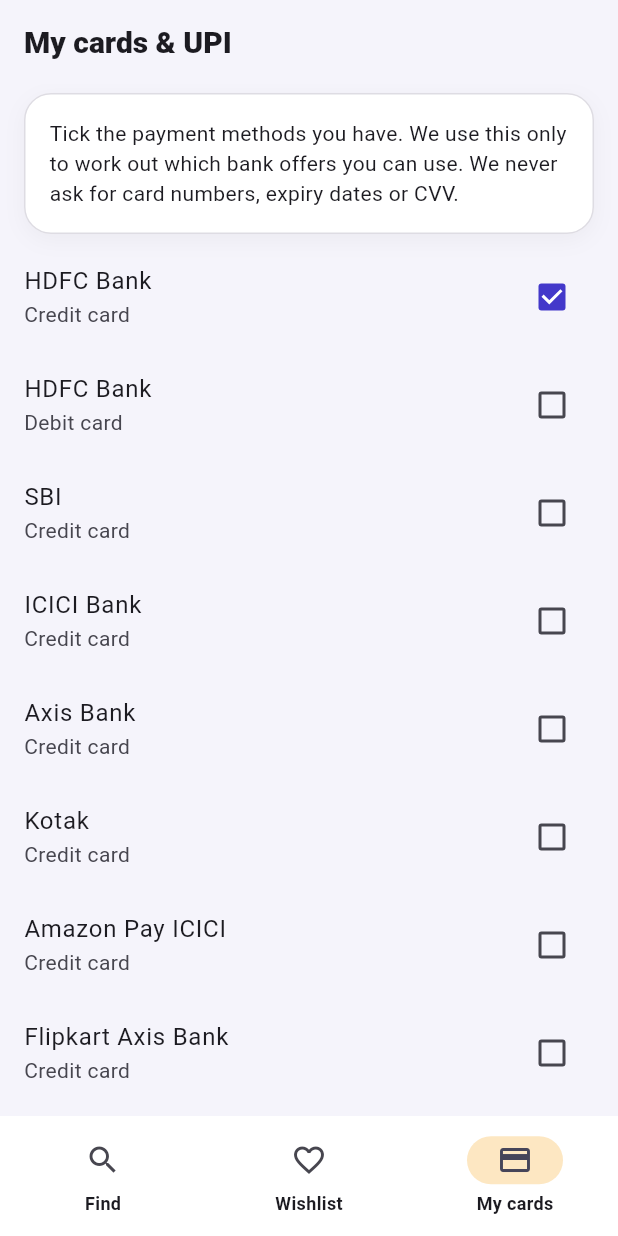
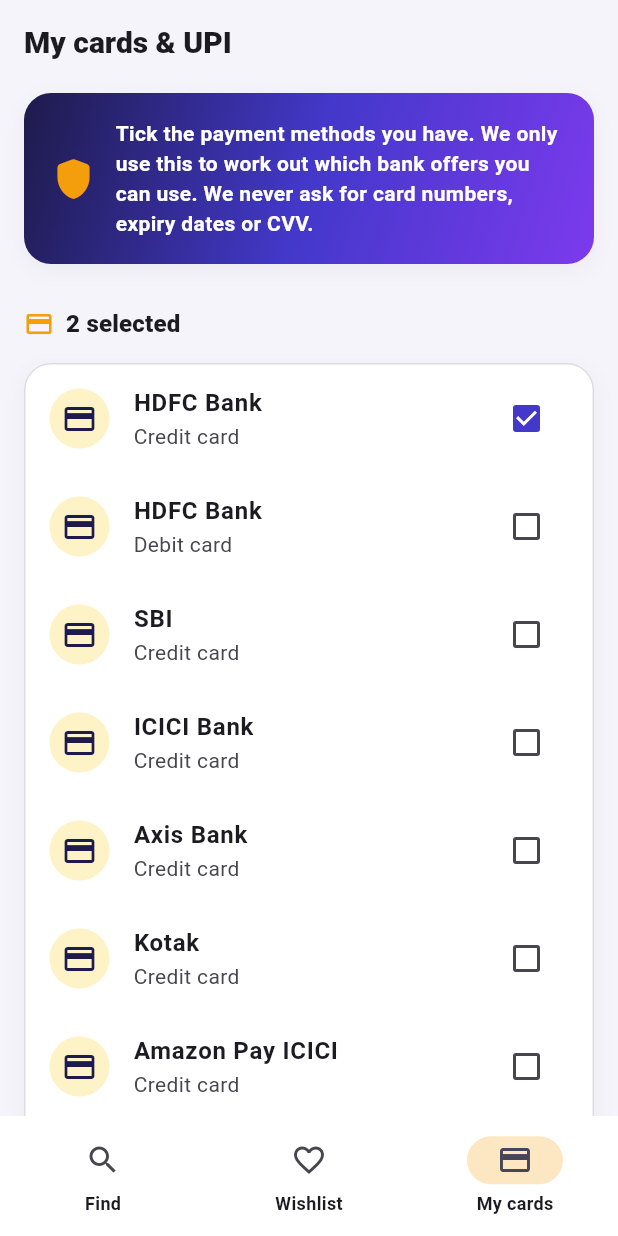
Before and after one commit to dheerajjain638-ship-it/cunning-cat, a Flutter app: the WalletScreen screen opened by its route, after a tap on "HDFC Bank", on a phone screen of 412 x 824 dp. Run offline on Flutter 3.47's test engine with Material 3 defaults, Android fonts, the phone set to English and light mode, and no system bars; our stand-ins replace flutter_riverpod, go_router.

Commit message:
Update lib/features/wallet (v0.2) [skip ci]

```diff
--- a/lib/features/wallet/wallet_screen.dart
+++ b/lib/features/wallet/wallet_screen.dart
@@ -1,6 +1,7 @@
 import 'package:flutter/material.dart';
 import 'package:flutter_riverpod/flutter_riverpod.dart';
 
+import '../../core/theme.dart';
 import '../../widgets/common.dart';
 import '../../state/providers.dart';
 
@@ -14,19 +15,44 @@
     return Scaffold(
       appBar: AppBar(title: const Text('My cards & UPI')),
       body: ListView(
+        padding: const EdgeInsets.only(bottom: 24),
         children: [
           const OutlinedCard(
+            gradient: BrandColors.heroGradient,
+            borderColor: Colors.transparent,
+            child: Row(
+              children: [
+                Icon(Icons.shield_rounded, color: BrandColors.amber, size: 32),
+                SizedBox(width: 12),
+                Expanded(
                   child: Text(
-              'Tick the payment methods you have. We use this only to work out which bank offers you can use. '
+                    'Tick the payment methods you have. We only use this to work out which bank offers you can use. '
                     'We never ask for card numbers, expiry dates or CVV.',
+                    style: TextStyle(color: Colors.white, fontWeight: FontWeight.w600),
                   ),
                 ),
+              ],
+            ),
+          ),
+          SectionTitle('${owned.length} selected', icon: Icons.credit_card),
+          OutlinedCard(
+            padding: EdgeInsets.zero,
+            child: Column(
+              children: [
                 for (final i in repo.instruments)
                   CheckboxListTile(
                     value: owned.contains(i.id),
+                    activeColor: BrandColors.indigoMid,
                     onChanged: (_) => ref.read(walletProvider.notifier).toggle(i.id),
-              title: Text(i.bank),
+                    secondary: CircleAvatar(
+                      backgroundColor: BrandColors.amberSoft,
+                      child: Icon(i.kind == 'UPI' ? Icons.qr_code_2 : Icons.credit_card, color: BrandColors.indigo),
+                    ),
+                    title: Text(i.bank, style: const TextStyle(fontWeight: FontWeight.w700)),
                     subtitle: Text(i.kind),
+                  ),
+              ],
+            ),
           ),
         ],
       ),
```
Lines whose indentation alone changed are shown as unchanged.
